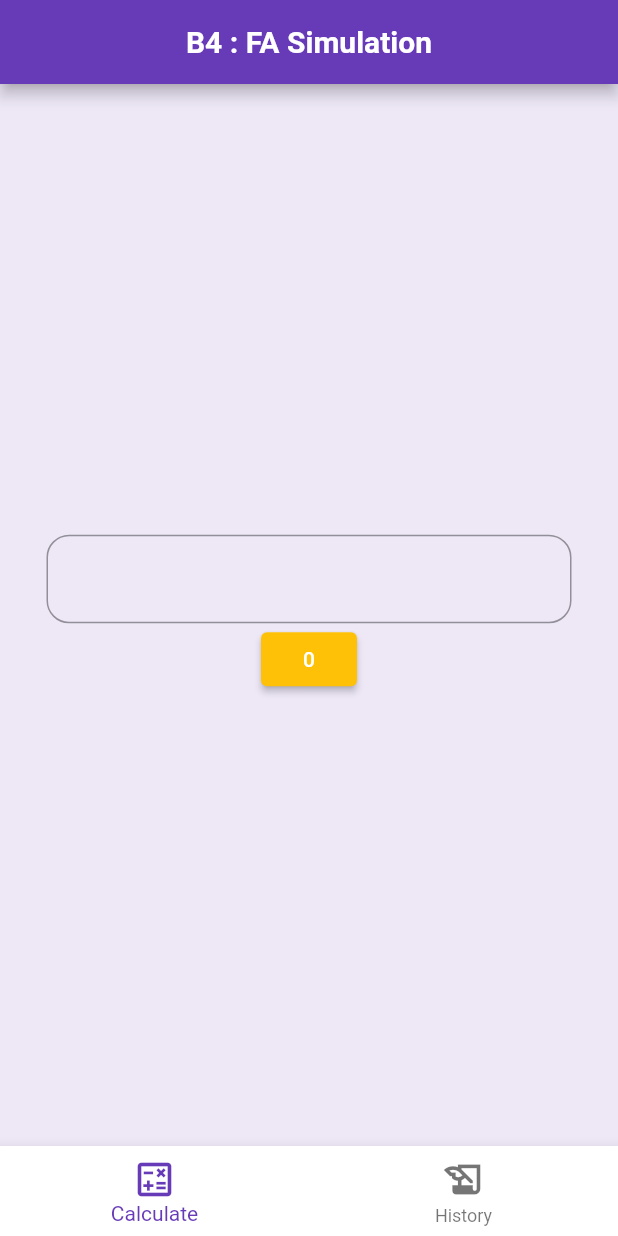
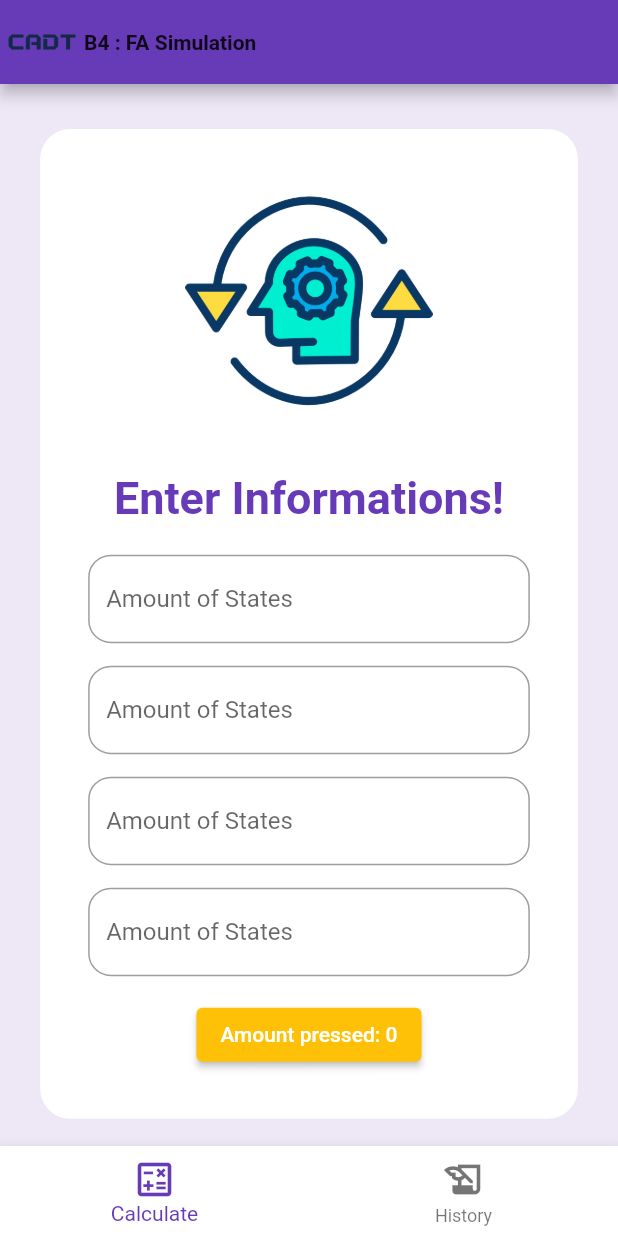
Before and after one commit to Sanmon17/B4Automata, a Flutter app: the screen it shows after launch, on a phone screen of 412 x 824 dp. Run offline on Flutter 3.47's test engine with Material 2 defaults, Android fonts, the phone set to English and light mode, and no system bars; our stand-ins replace device_preview.

Commit message:
progress 11.07.2023

```diff
--- a/lib/homepage.dart
+++ b/lib/homepage.dart
@@ -16,27 +16,66 @@ class _HomepageState extends State<Homepage> {
       backgroundColor: Colors.deepPurple[50],
       appBar: AppBar(
         backgroundColor: Colors.deepPurple,
-        centerTitle: true,
-        title: const Text(
+        // centerTitle: true,
+        flexibleSpace: Row(
+          children: [
+            SizedBox(
+              height: MediaQuery.of(context).size.height * 0.7,
+              child: Image.asset(
+                'images/cadtlogo.png',
+                fit: BoxFit.cover,
+              ),
+            ),
+            const SizedBox(
+              child: Text(
                 'B4 : FA Simulation',
                 style: TextStyle(
                   fontWeight: FontWeight.bold,
                 ),
               ),
             ),
-      body: Center(
-        child: SizedBox(
+          ],
+        ),
+      ),
+      body: SizedBox(
         width: double.infinity,
         height: double.infinity,
+        child: Center(
+          child: SingleChildScrollView(
             child: Column(
               mainAxisAlignment: MainAxisAlignment.center,
               crossAxisAlignment: CrossAxisAlignment.center,
               children: [
+                Container(
+                  width: MediaQuery.of(context).size.width * 0.87,
+                  padding: const EdgeInsets.all(32),
+                  margin: const EdgeInsets.symmetric(vertical: 30),
+                  decoration: BoxDecoration(
+                    borderRadius: BorderRadius.circular(20),
+                    color: Colors.white,
+                  ),
+                  child: Column(
+                    children: [
                       SizedBox(
-                width: 350,
-                child: TextField(
+                        height: MediaQuery.of(context).size.height * 0.2,
+                        child: Image.asset(
+                          'images/automata.png',
+                          fit: BoxFit.cover,
+                        ),
+                      ),
+                      const SizedBox(height: 32),
+                      const Text(
+                        'Enter Informations!',
+                        style: TextStyle(
+                          fontWeight: FontWeight.bold,
+                          fontSize: 30,
+                          color: Colors.deepPurple,
+                        ),
+                      ),
+                      const SizedBox(height: 20),
+                      TextField(
                         decoration: InputDecoration(
-                    hintText: '',
+                          hintText: 'Amount of States',
                           border: OutlineInputBorder(
                             borderRadius: BorderRadius.circular(15),
                           ),
@@ -48,20 +87,69 @@ class _HomepageState extends State<Homepage> {
                           ),
                         ),
                       ),
+                      const SizedBox(height: 15),
+                      TextField(
+                        decoration: InputDecoration(
+                          hintText: 'Amount of States',
+                          border: OutlineInputBorder(
+                            borderRadius: BorderRadius.circular(15),
                           ),
+                          focusedBorder: OutlineInputBorder(
+                            borderRadius: BorderRadius.circular(15),
+                            borderSide: const BorderSide(
+                              color: Colors.deepPurpleAccent,
+                            ),
+                          ),
+                        ),
+                      ),
+                      const SizedBox(height: 15),
+                      TextField(
+                        decoration: InputDecoration(
+                          hintText: 'Amount of States',
+                          border: OutlineInputBorder(
+                            borderRadius: BorderRadius.circular(15),
+                          ),
+                          focusedBorder: OutlineInputBorder(
+                            borderRadius: BorderRadius.circular(15),
+                            borderSide: const BorderSide(
+                              color: Colors.deepPurpleAccent,
+                            ),
+                          ),
+                        ),
+                      ),
+                      const SizedBox(height: 15),
+                      TextField(
+                        decoration: InputDecoration(
+                          hintText: 'Amount of States',
+                          border: OutlineInputBorder(
+                            borderRadius: BorderRadius.circular(15),
+                          ),
+                          focusedBorder: OutlineInputBorder(
+                            borderRadius: BorderRadius.circular(15),
+                            borderSide: const BorderSide(
+                              color: Colors.deepPurpleAccent,
+                            ),
+                          ),
+                        ),
+                      ),
+                      const SizedBox(height: 15),
                       ElevatedButton(
                         style: ButtonStyle(
-                  backgroundColor:
-                      MaterialStateColor.resolveWith((states) => Colors.amber),
+                          backgroundColor: MaterialStateColor.resolveWith(
+                              (states) => Colors.amber),
                         ),
                         onPressed: () {
                           setState(() {
                             ++button1;
                           });
                         },
-                child: Text(button1.toString()),
+                        child: Text('Amount pressed: $button1'),
                       ),
                     ],
+                  ),
+                ),
+              ],
+            ),
           ),
         ),
       ),
--- a/lib/main.dart
+++ b/lib/main.dart
@@ -16,14 +16,14 @@ class MyApp extends StatelessWidget {
 
   @override
   Widget build(BuildContext context) {
-    return MaterialApp(
+    return const MaterialApp(
       // useInheritedMediaQuery: true,
-      locale: DevicePreview.locale(context),
-      builder: DevicePreview.appBuilder,
-      theme: ThemeData.light(),
-      darkTheme: ThemeData.dark(),
+      // locale: DevicePreview.locale(context),
+      // theme: ThemeData.light(),
+      // darkTheme: ThemeData.dark(),
+      // builder: DevicePreview.appBuilder,
       debugShowCheckedModeBanner: false,
-      home: const Homepage(),
+      home: Homepage(),
     );
   }
 }
--- a/pubspec.yaml
+++ b/pubspec.yaml
@@ -60,8 +60,8 @@ flutter:
   uses-material-design: true
 
   # To add assets to your application, add an assets section, like this:
-  # assets:
-  #   - images/a_dot_burr.jpeg
+  assets:
+    - images/
   #   - images/a_dot_ham.jpeg
 
   # An image asset can refer to one or more resolution-specific "variants", see
```
Also changed, not shown: images/automata.png (added), images/cadtlogo.png (added). Lines whose indentation alone changed are shown as unchanged.
